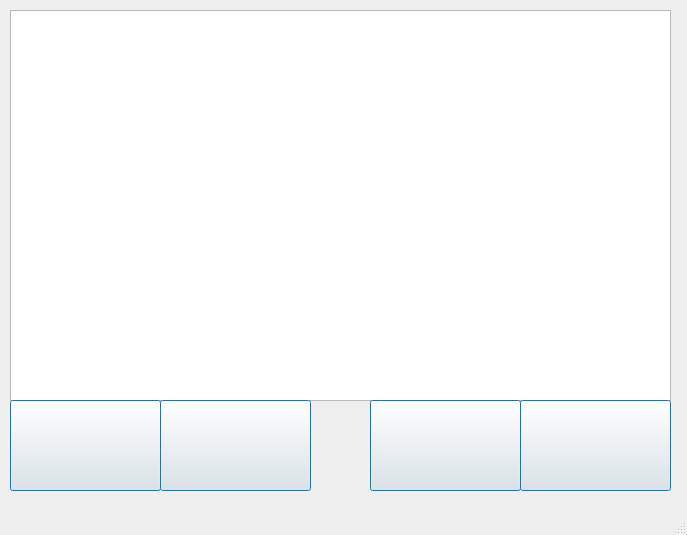
Before: the Qt Designer form KindleSyncMain.ui in Alexsilvacodes/Kindle-Sync, drawn with Qt 5.
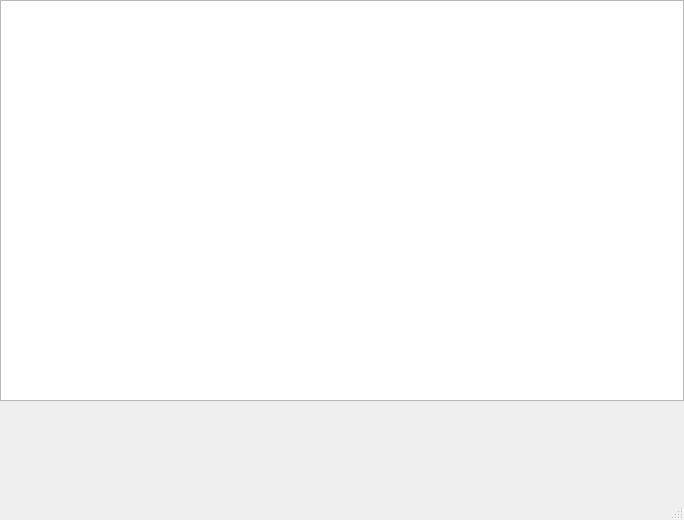
After: the same form once the commit is applied. Icons and pictures are not drawn.

Commit message:
Interface changes, initialization and other changes
-Added initializing function
-Changed interface to a cooler one :D
-New images to tag epub and mobi files
-Adding conversion functionality

```diff
--- a/KindleSyncMain.ui
+++ b/KindleSyncMain.ui
@@ -6,10 +6,28 @@
    <rect>
     <x>0</x>
     <y>0</y>
-    <width>687</width>
-    <height>535</height>
+    <width>684</width>
+    <height>520</height>
    </rect>
   </property>
+  <property name="sizePolicy">
+   <sizepolicy hsizetype="Preferred" vsizetype="Preferred">
+    <horstretch>0</horstretch>
+    <verstretch>0</verstretch>
+   </sizepolicy>
+  </property>
+  <property name="minimumSize">
+   <size>
+    <width>684</width>
+    <height>520</height>
+   </size>
+  </property>
+  <property name="maximumSize">
+   <size>
+    <width>684</width>
+    <height>520</height>
+   </size>
+  </property>
   <property name="windowTitle">
    <string>Kindle Sync</string>
   </property>
@@ -17,12 +35,27 @@
    <widget class="QTableView" name="tableViewLibrary">
     <property name="geometry">
      <rect>
-      <x>10</x>
-      <y>10</y>
-      <width>661</width>
-      <height>391</height>
+      <x>0</x>
+      <y>0</y>
+      <width>684</width>
+      <height>401</height>
      </rect>
     </property>
+    <property name="selectionBehavior">
+     <enum>QAbstractItemView::SelectColumns</enum>
+    </property>
+    <property name="showGrid">
+     <bool>false</bool>
+    </property>
+    <property name="cornerButtonEnabled">
+     <bool>false</bool>
+    </property>
+    <attribute name="horizontalHeaderVisible">
+     <bool>false</bool>
+    </attribute>
+    <attribute name="verticalHeaderVisible">
+     <bool>false</bool>
+    </attribute>
    </widget>
    <widget class="QPushButton" name="btnEpMoAll">
     <property name="geometry">
@@ -49,14 +82,8 @@
     <property name="checkable">
      <bool>false</bool>
     </property>
-    <property name="autoDefault">
-     <bool>false</bool>
-    </property>
-    <property name="default">
-     <bool>true</bool>
-    </property>
     <property name="flat">
-     <bool>false</bool>
+     <bool>true</bool>
     </property>
    </widget>
    <widget class="QPushButton" name="btnEpMoSel">
@@ -84,14 +111,8 @@
     <property name="checkable">
      <bool>false</bool>
     </property>
-    <property name="autoDefault">
-     <bool>false</bool>
-    </property>
-    <property name="default">
-     <bool>true</bool>
-    </property>
     <property name="flat">
-     <bool>false</bool>
+     <bool>true</bool>
     </property>
    </widget>
    <widget class="QPushButton" name="btnUploadSel">
@@ -119,14 +140,8 @@
     <property name="checkable">
      <bool>false</bool>
     </property>
-    <property name="autoDefault">
-     <bool>false</bool>
-    </property>
-    <property name="default">
-     <bool>true</bool>
-    </property>
     <property name="flat">
-     <bool>false</bool>
+     <bool>true</bool>
     </property>
    </widget>
    <widget class="QPushButton" name="btnUploadAll">
@@ -154,14 +169,8 @@
     <property name="checkable">
      <bool>false</bool>
     </property>
-    <property name="autoDefault">
-     <bool>false</bool>
-    </property>
-    <property name="default">
-     <bool>true</bool>
-    </property>
     <property name="flat">
-     <bool>false</bool>
+     <bool>true</bool>
     </property>
    </widget>
   </widget>
```
Left out of the diff: 6 changed lines with no effect on the pictures. The commit also changes 5 other files.
